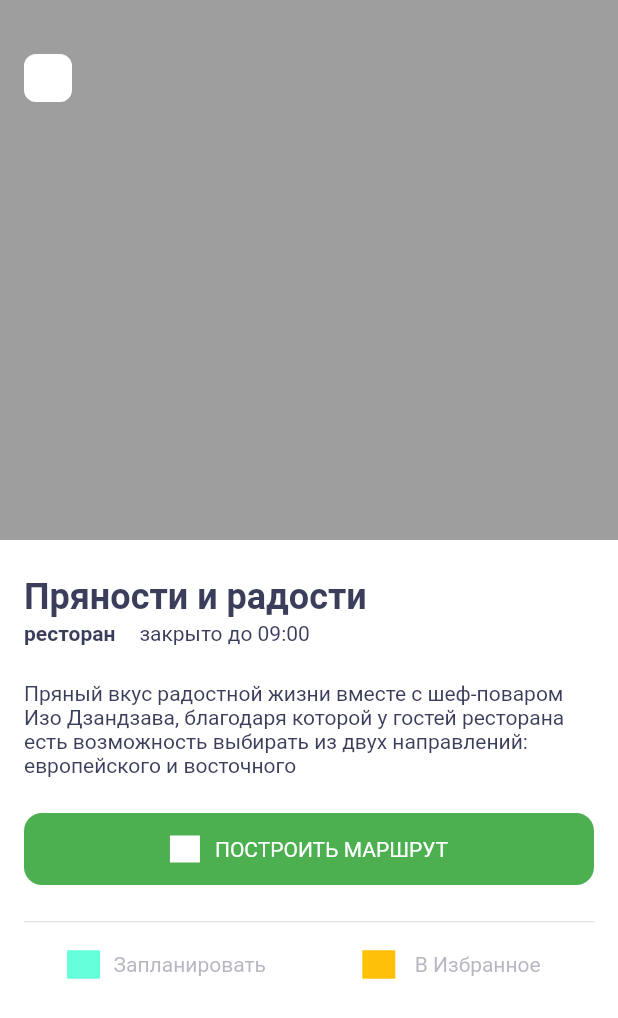
After one commit to mikaelo/places, a Flutter app: the SightDetails screen opened directly, on a phone screen of 412 x 824 dp. The commit adds this screen. Shown: the top 1018 px of the screen. Run offline on Flutter 3.47's test engine with Material 2 defaults, Android fonts, the phone set to English and light mode, and no system bars.

Commit message:
4.6 SightDetails

```diff
--- a/src/lib/main.dart
+++ b/src/lib/main.dart
@@ -1,5 +1,8 @@
 import 'package:flutter/material.dart';
+import 'package:places/mocks.dart';
+import 'package:places/ui/screen/sight_details.dart';
 import 'package:places/ui/screen/sight_screen.dart';
+import 'package:places/mocks.dart';
 
 void main() {
   runApp(const App());
@@ -11,7 +14,7 @@ class App extends StatelessWidget {
   Widget build(BuildContext context) {
     return const MaterialApp(
       title: 'Places',
-      home: SightListScreen(),
+      home: SightListScreen(), //SightDetails(),
     );
   }
 }
--- /dev/null
+++ b/src/lib/ui/screen/sight_details.dart
@@ -0,0 +1,170 @@
+import 'package:flutter/material.dart';
+import 'package:places/domain/sight.dart';
+
+class SightDetails extends StatelessWidget {
+  const SightDetails({Key? key}) : super(key: key);
+
+  //final Sight sight;
+
+  @override
+  Widget build(BuildContext context) {
+    const colorWhiteSec = Color.fromRGBO(59, 62, 91, 1);
+
+    const sightName = Text('Пряности и радости',
+        style: TextStyle(
+            fontSize: 24, fontWeight: FontWeight.w700, color: colorWhiteSec));
+
+    const sightType = Text('ресторан',
+        style: TextStyle(
+          fontSize: 14,
+          fontWeight: FontWeight.w700,
+          color: colorWhiteSec,
+        ));
+
+    const sightTime = Text('закрыто до 09:00',
+        style: TextStyle(
+          fontSize: 14,
+          fontWeight: FontWeight.normal,
+          color: colorWhiteSec,
+        ));
+
+    const sightDescription = Text(
+        'Пряный вкус радостной жизни вместе с шеф-поваром Изо Дзандзава, благодаря которой у гостей ресторана есть возможность выбирать из двух направлений: европейского и восточного',
+        style: TextStyle(
+          fontSize: 14,
+          fontWeight: FontWeight.normal,
+          color: colorWhiteSec,
+        ));
+
+    return Scaffold(
+        body: Column(
+      children: [
+        Stack(
+          children: [
+            Container(
+                width: MediaQuery.of(context).size.width,
+                height: 360,
+                decoration: const BoxDecoration(color: Colors.grey)),
+            Positioned(
+              child: Container(
+                width: 32.0,
+                height: 32.0,
+                decoration: BoxDecoration(
+                    border: Border.all(color: Colors.white, width: 2.0),
+                    borderRadius: const BorderRadius.all(Radius.circular(8)),
+                    color: Colors.white),
+              ),
+              left: 16.0,
+              top: 36.0,
+            )
+          ],
+        ),
+        Expanded(
+            child: Container(
+                color: Colors.white,
+                width: MediaQuery.of(context).size.width,
+                child: Padding(
+                    padding:
+                        const EdgeInsets.only(left: 16, top: 24, right: 16),
+                    child: Column(
+                        crossAxisAlignment: CrossAxisAlignment.start,
+                        children: [
+                          sightName,
+                          const SizedBox(height: 2),
+                          Row(
+                              mainAxisAlignment: MainAxisAlignment.start,
+                              children: [
+                                sightType,
+                                const SizedBox(width: 16),
+                                sightTime
+                              ]),
+                          const SizedBox(height: 24),
+                          sightDescription,
+                          const SizedBox(height: 24),
+                          Container(
+                              height: 48,
+                              width: double.infinity, // TODO:
+                              decoration: const BoxDecoration(
+                                  color: Color.fromRGBO(76, 175, 80, 1),
+                                  borderRadius:
+                                      BorderRadius.all(Radius.circular(12.0))),
+                              child: Padding(
+                                padding:
+                                    const EdgeInsets.only(top: 15, bottom: 15),
+                                child: Row(
+                                  mainAxisAlignment: MainAxisAlignment.center,
+                                  children: [
+                                    Container(width: 20, color: Colors.white),
+                                    const SizedBox(width: 10),
+                                    const Text(
+                                      'ПОСТРОИТЬ МАРШРУТ',
+                                      style: TextStyle(
+                                          fontSize: 14,
+                                          fontWeight: FontWeight.normal,
+                                          color: Colors.white),
+                                    )
+                                  ],
+                                ),
+                              )),
+                          const SizedBox(
+                            height: 24,
+                          ),
+                          const Divider(
+                              thickness: 0.8,
+                              height: 1.0,
+                              // TODO: в rgba 0.56 opacity, но выглядит по другому
+                              color: Color.fromRGBO(124, 126, 146, 0.24)),
+                          const SizedBox(
+                            height: 8,
+                          ),
+                          Row(children: [
+                            Expanded(
+                                child: SizedBox(
+                              height: 40,
+                              child: Row(
+                                mainAxisAlignment: MainAxisAlignment.center,
+                                children: [
+                                  Container(
+                                      width: 22,
+                                      height: 19,
+                                      color: Colors.tealAccent),
+                                  const SizedBox(width: 9),
+                                  const Text(
+                                    'Запланировать',
+                                    style: TextStyle(
+                                        fontSize: 14,
+                                        fontWeight: FontWeight.normal,
+                                        color: Color.fromRGBO(
+                                            124, 126, 146, 0.56)),
+                                  )
+                                ],
+                              ),
+                            )),
+                            Expanded(
+                                child: SizedBox(
+                              height: 40,
+                              child: Row(
+                                mainAxisAlignment: MainAxisAlignment.center,
+                                children: [
+                                  Container(
+                                      width: 22,
+                                      height: 19,
+                                      color: Colors.amber),
+                                  const SizedBox(width: 13),
+                                  const Text(
+                                    'В Избранное',
+                                    style: TextStyle(
+                                        fontSize: 14,
+                                        fontWeight: FontWeight.normal,
+                                        color: Color.fromRGBO(
+                                            124, 126, 146, 0.56)),
+                                  )
+                                ],
+                              ),
+                            ))
+                          ])
+                        ]))))
+      ],
+    ));
+  }
+}
```
Also changed, not shown: 1 other file.
